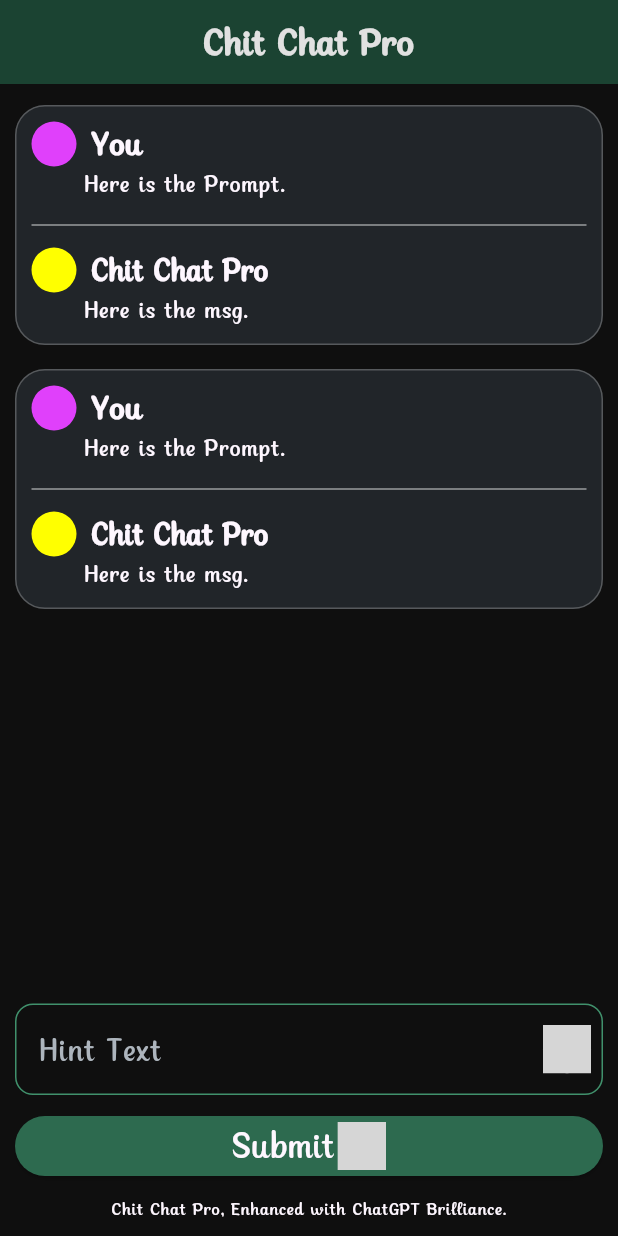
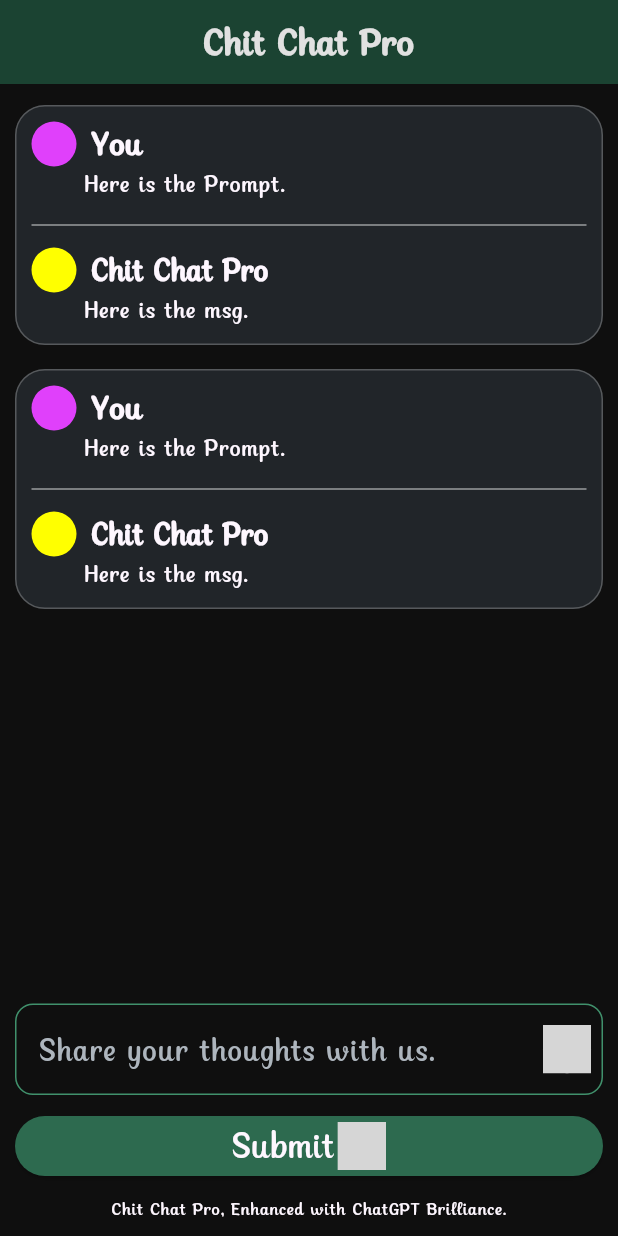
Before and after one commit to AkshatGupta-30/Chit-Chat-Pro--Flutter, a Flutter app: the screen it shows after launch, after a tap on "Submit", on a phone screen of 412 x 824 dp. Run offline on Flutter 3.47's test engine with Material 3 defaults, Android fonts, the phone set to English and light mode, and no system bars; our stand-ins replace flutter_dotenv, gap, get; missing offline and left inert: iconify_flutter_plus; grey boxes are pictures that could not be loaded.

Commit message:
Added text controller in text field

```diff
--- /dev/null
+++ b/lib/src/controllers/chat_controller.dart
@@ -0,0 +1,7 @@
+import 'package:flutter/material.dart';
+import 'package:get/get.dart';
+
+class ChatController extends GetxController {
+  final isMainChat = true.obs;
+  TextEditingController textController = TextEditingController();
+}
--- a/lib/src/pages/bottom_view.dart
+++ b/lib/src/pages/bottom_view.dart
@@ -1,10 +1,13 @@
+import 'package:chit_chat_pro/src/controllers/chat_controller.dart';
 import 'package:flutter/material.dart';
 import 'package:gap/gap.dart';
+import 'package:get/get.dart';
 import 'package:iconify_flutter_plus/iconify_flutter_plus.dart';
 import 'package:iconify_flutter_plus/icons/material_symbols.dart';
 
 class BottomView extends StatelessWidget {
-  BottomView({super.key});
+  final ChatController controller;
+  BottomView(this.controller, {super.key});
 
   @override
   Widget build(BuildContext context) {
@@ -13,14 +16,23 @@ class BottomView extends StatelessWidget {
       child: Column(
         children: [
           TextField(
+            controller: controller.textController,
             decoration: InputDecoration(
-              hintText: 'Hint Text',
-              suffixIcon: CloseButton() // TODO : Remove Text
+              hintText: "Share your thoughts with us.",
+              suffixIcon: CloseButton(onPressed: () => controller.textController.text = '',)
             ),
           ),
           Gap(10),
           ElevatedButton(
-            onPressed: () {}, // TODO : Submit enable disable
+            onPressed: (controller.isMainChat.value)
+              ? () {
+                if(controller.textController.text.isNotEmpty) {
+                  // TODO - Api Call
+                } else {
+                  "Empty Text".printError();
+                }
+              }
+              : null,
             child: Row(
               mainAxisSize: MainAxisSize.min,
               children: [
--- a/lib/src/pages/home_page.dart
+++ b/lib/src/pages/home_page.dart
@@ -1,7 +1,9 @@
+import 'package:chit_chat_pro/src/controllers/chat_controller.dart';
 import 'package:chit_chat_pro/src/pages/main_view.dart';
 import 'package:chit_chat_pro/src/pages/bottom_view.dart';
 import 'package:flutter/material.dart';
 import 'package:gap/gap.dart';
+import 'package:get/get.dart';
 
 class HomePage extends StatelessWidget {
   HomePage({super.key});
@@ -10,15 +12,20 @@ class HomePage extends StatelessWidget {
   Widget build(BuildContext context) {
     return Scaffold(
       appBar: AppBar(title: Text('Chit Chat Pro'),),
-      body: Container(
+      body: GetBuilder(
+        init: ChatController(),
+        builder: (controller) {
+          return Container(
             padding: EdgeInsets.only(top: 6),
             child: Column(
               children: [
                 PromptView(),
                 Gap(20),
-            BottomView()
+                BottomView(controller)
               ],
             ),
+          );
+        }
       ),
     );
   }
```
Also changed, not shown: lib/src/services/chat_completion_api.dart (+9 -8 lines). Lines whose indentation alone changed are shown as unchanged.
